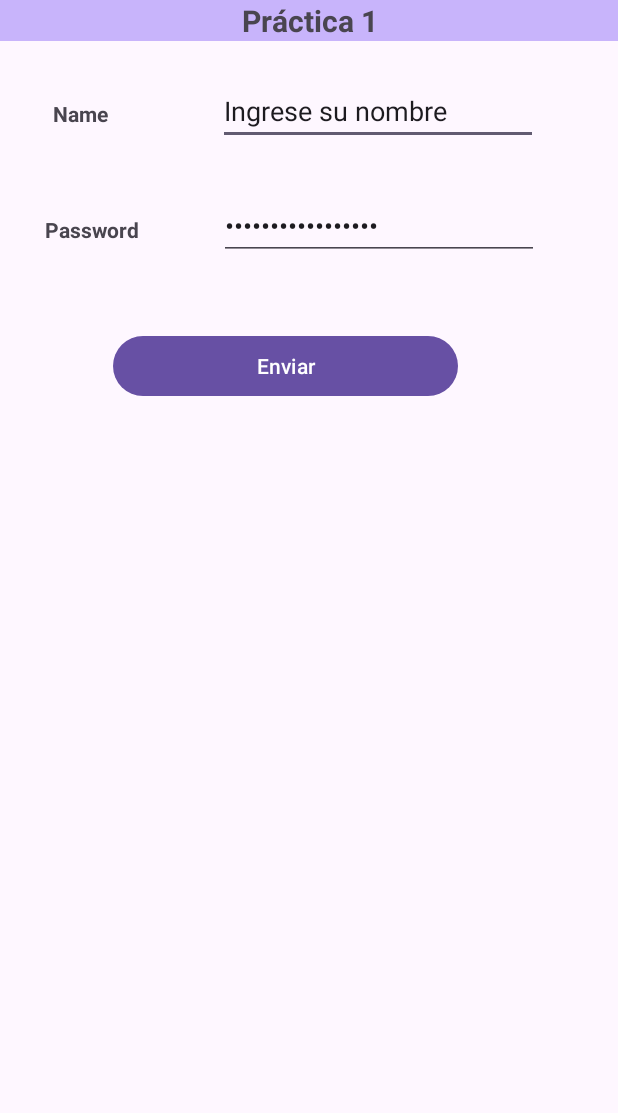
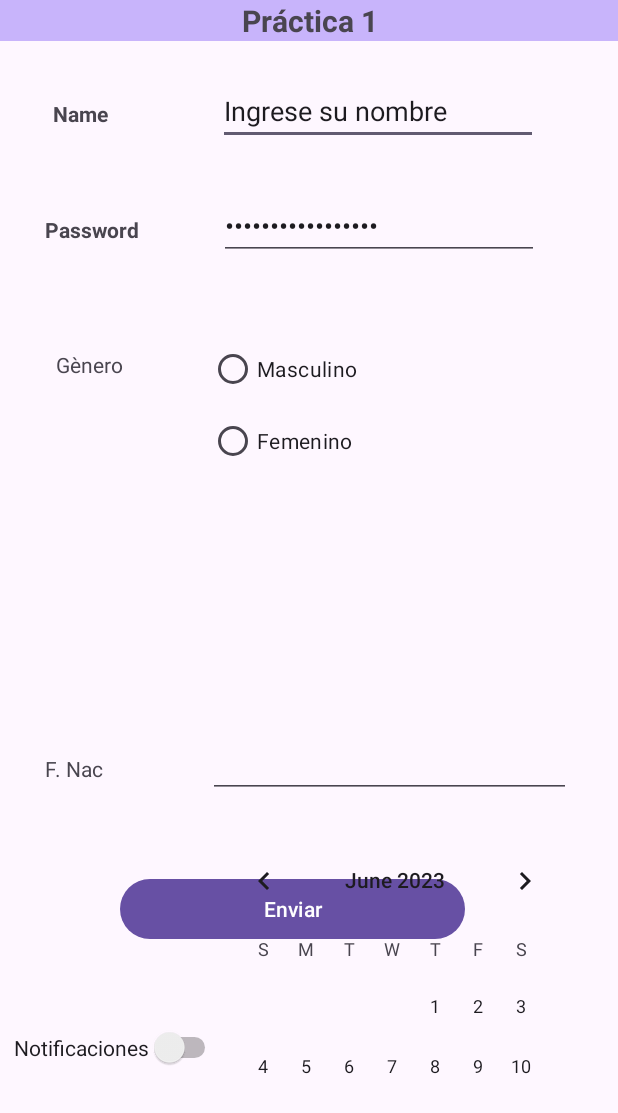
Before and after one commit to Hecmi/HolaWorldIS202301, an Android app: the screen it shows after launch (MainActivity), on a phone screen of 412 x 824 dp. Shown: the top 1113 px of the screen. Run offline under Robolectric (Android 15) with nearby library versions, the phone set to English and light mode, and no system bars.

Commit message:
Boton: Envìar

```diff
--- a/app/src/main/AndroidManifest.xml
+++ b/app/src/main/AndroidManifest.xml
@@ -13,6 +13,9 @@
         android:theme="@style/Theme.HolaWorldIS2023"
         tools:targetApi="31">
         <activity
+            android:name=".MainActivity3"
+            android:exported="false" />
+        <activity
             android:name=".MainActivity"
             android:exported="true">
             <intent-filter>
--- /dev/null
+++ b/app/src/main/java/com/example/holaworldis2023/MainActivity2.java
@@ -0,0 +1,4 @@
+package com.example.holaworldis2023;
+
+public class MainActivity2 {
+}
--- a/app/src/main/res/layout/activity_main.xml
+++ b/app/src/main/res/layout/activity_main.xml
@@ -73,9 +73,82 @@
         android:layout_height="wrap_content"
         android:layout_alignParentStart="true"
         android:layout_alignParentTop="true"
-        android:layout_marginStart="75dp"
-        android:layout_marginTop="220dp"
+        android:layout_centerHorizontal="true"
+        android:layout_marginStart="80dp"
+        android:layout_marginTop="582dp"
         android:onClick="btEnviar"
         android:text="Enviar" />
 
+    <TextView
+        android:id="@+id/textView"
+        android:layout_width="wrap_content"
+        android:layout_height="wrap_content"
+        android:layout_alignParentStart="true"
+        android:layout_alignParentTop="true"
+        android:layout_marginStart="37dp"
+        android:layout_marginTop="233dp"
+        android:text="Gènero" />
+
+    <RadioGroup
+        android:layout_width="239dp"
+        android:layout_height="wrap_content"
+        android:layout_alignParentStart="true"
+        android:layout_alignParentTop="true"
+        android:layout_marginStart="139dp"
+        android:layout_marginTop="222dp">
+
+        <RadioButton
+            android:id="@+id/rbMasc"
+            android:layout_width="match_parent"
+            android:layout_height="wrap_content"
+            android:layout_centerHorizontal="true"
+            android:text="Masculino" />
+
+        <RadioButton
+            android:id="@+id/rbFem"
+            android:layout_width="match_parent"
+            android:layout_height="wrap_content"
+            android:text="Femenino" />
+    </RadioGroup>
+
+    <Switch
+        android:id="@+id/swNotificaciones"
+        android:layout_width="wrap_content"
+        android:layout_height="wrap_content"
+        android:layout_alignParentStart="true"
+        android:layout_alignParentBottom="true"
+        android:layout_marginStart="9dp"
+        android:layout_marginBottom="112dp"
+        android:text="Notificaciones" />
+
+    <EditText
+        android:id="@+id/txtFechaNac"
+        android:layout_width="242dp"
+        android:layout_height="wrap_content"
+        android:layout_alignParentEnd="true"
+        android:layout_alignParentBottom="true"
+        android:layout_marginEnd="31dp"
+        android:layout_marginBottom="292dp"
+        android:ems="10"
+        android:inputType="date" />
+
+    <TextView
+        android:id="@+id/textView2"
+        android:layout_width="wrap_content"
+        android:layout_height="wrap_content"
+        android:layout_alignParentStart="true"
+        android:layout_alignParentBottom="true"
+        android:layout_marginStart="30dp"
+        android:layout_marginBottom="302dp"
+        android:text="F. Nac" />
+
+    <CalendarView
+        android:id="@+id/calFechaNac"
+        android:layout_width="243dp"
+        android:layout_height="177dp"
+        android:layout_alignParentEnd="true"
+        android:layout_alignParentBottom="true"
+        android:layout_marginEnd="27dp"
+        android:layout_marginBottom="93dp" />
+
 </RelativeLayout>
```
Also changed, not shown: app/src/main/java/com/example/holaworldis2023/MainActivity.java (+57 -1 lines), app/src/main/java/com/example/holaworldis2023/MainActivity3.java (added, +14 -0 lines), app/src/main/res/layout/activity_main2.xml (added, +20 -0 lines).
